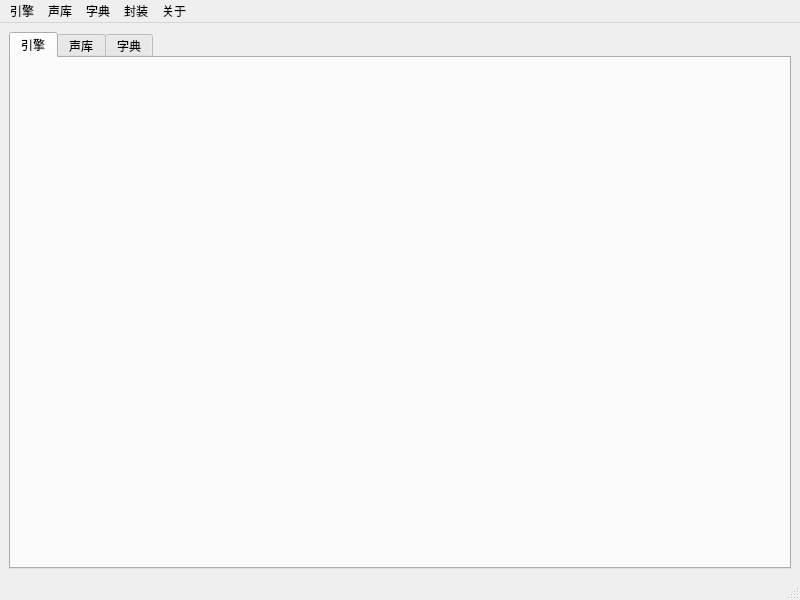
Qt form mainwindow.ui (Infinity-Voice-Synthesis/InfinityModuleTool) before a commit.
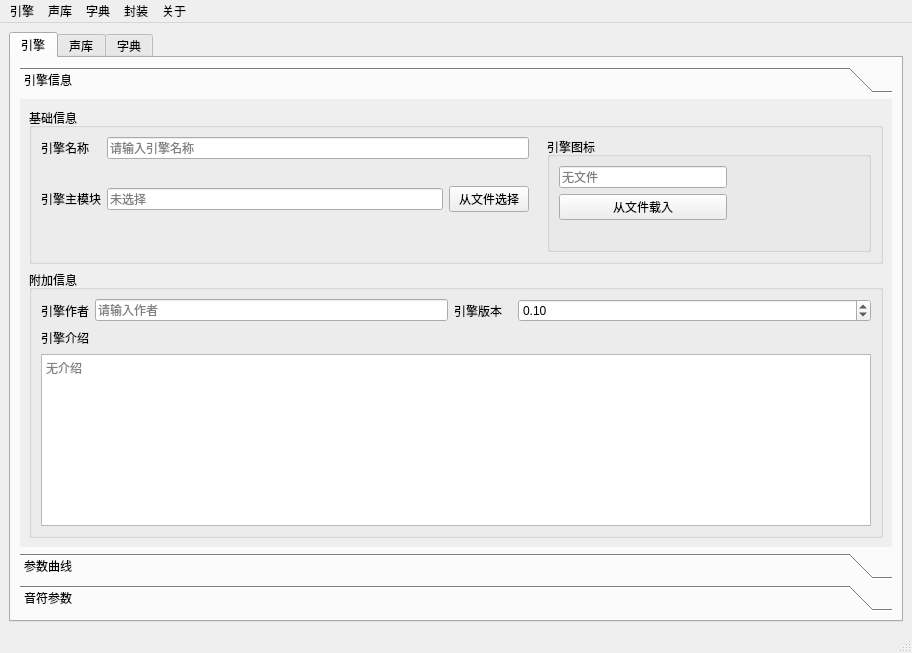
The same form after that commit. The open tabs and pages were chosen to show the change. Icons and pictures are not drawn. Custom widgets are drawn as their Qt base class.

The edit to the form file:
```diff
--- a/mainwindow.ui
+++ b/mainwindow.ui
@@ -6,8 +6,8 @@
    <rect>
     <x>0</x>
     <y>0</y>
-    <width>800</width>
-    <height>600</height>
+    <width>912</width>
+    <height>653</height>
    </rect>
   </property>
   <property name="windowTitle">
@@ -28,6 +28,484 @@
        <attribute name="title">
         <string>引擎</string>
        </attribute>
+       <layout class="QFormLayout" name="formLayout_2">
+        <item row="0" column="0" colspan="2">
+         <widget class="QToolBox" name="toolBox">
+          <property name="sizePolicy">
+           <sizepolicy hsizetype="Expanding" vsizetype="Expanding">
+            <horstretch>0</horstretch>
+            <verstretch>0</verstretch>
+           </sizepolicy>
+          </property>
+          <property name="currentIndex">
+           <number>0</number>
+          </property>
+          <widget class="QWidget" name="page">
+           <property name="geometry">
+            <rect>
+             <x>0</x>
+             <y>0</y>
+             <width>862</width>
+             <height>440</height>
+            </rect>
+           </property>
+           <attribute name="label">
+            <string>引擎信息</string>
+           </attribute>
+           <layout class="QVBoxLayout" name="verticalLayout">
+            <item>
+             <widget class="QGroupBox" name="groupBox_2">
+              <property name="title">
+               <string>基础信息</string>
+              </property>
+              <layout class="QGridLayout" name="gridLayout_3">
+               <item row="0" column="0">
+                <widget class="QLabel" name="label_2">
+                 <property name="text">
+                  <string>引擎名称</string>
+                 </property>
+                 <property name="buddy">
+                  <cstring>enginename</cstring>
+                 </property>
+                </widget>
+               </item>
+               <item row="3" column="0" colspan="5">
+                <spacer name="horizontalSpacer_4">
+                 <property name="orientation">
+                  <enum>Qt::Horizontal</enum>
+                 </property>
+                 <property name="sizeHint" stdset="0">
+                  <size>
+                   <width>500</width>
+                   <height>20</height>
+                  </size>
+                 </property>
+                </spacer>
+               </item>
+               <item row="4" column="0" colspan="5">
+                <spacer name="horizontalSpacer_5">
+                 <property name="orientation">
+                  <enum>Qt::Horizontal</enum>
+                 </property>
+                 <property name="sizeHint" stdset="0">
+                  <size>
+                   <width>500</width>
+                   <height>20</height>
+                  </size>
+                 </property>
+                </spacer>
+               </item>
+               <item row="2" column="0">
+                <widget class="QLabel" name="label_4">
+                 <property name="text">
+                  <string>引擎主模块</string>
+                 </property>
+                 <property name="buddy">
+                  <cstring>enginemain</cstring>
+                 </property>
+                </widget>
+               </item>
+               <item row="2" column="1">
+                <widget class="QLineEdit" name="enginemain">
+                 <property name="readOnly">
+                  <bool>true</bool>
+                 </property>
+                 <property name="placeholderText">
+                  <string>未选择</string>
+                 </property>
+                </widget>
+               </item>
+               <item row="2" column="2">
+                <widget class="QPushButton" name="loadenginemain">
+                 <property name="text">
+                  <string>从文件选择</string>
+                 </property>
+                </widget>
+               </item>
+               <item row="0" column="1" colspan="2">
+                <widget class="QLineEdit" name="enginename">
+                 <property name="placeholderText">
+                  <string>请输入引擎名称</string>
+                 </property>
+                </widget>
+               </item>
+               <item row="0" column="5" rowspan="5">
+                <widget class="QGroupBox" name="groupBox">
+                 <property name="sizePolicy">
+                  <sizepolicy hsizetype="Preferred" vsizetype="Expanding">
+                   <horstretch>0</horstretch>
+                   <verstretch>0</verstretch>
+                  </sizepolicy>
+                 </property>
+                 <property name="title">
+                  <string>引擎图标</string>
+                 </property>
+                 <layout class="QGridLayout" name="gridLayout_2">
+                  <item row="0" column="0">
+                   <widget class="QLineEdit" name="engineiconname">
+                    <property name="readOnly">
+                     <bool>true</bool>
+                    </property>
+                    <property name="placeholderText">
+                     <string>无文件</string>
+                    </property>
+                   </widget>
+                  </item>
+                  <item row="0" column="1" rowspan="3">
+                   <widget class="QIconWidget" name="engineicon" native="true">
+                    <property name="sizePolicy">
+                     <sizepolicy hsizetype="MinimumExpanding" vsizetype="Expanding">
+                      <horstretch>0</horstretch>
+                      <verstretch>0</verstretch>
+                     </sizepolicy>
+                    </property>
+                    <property name="minimumSize">
+                     <size>
+                      <width>50</width>
+                      <height>50</height>
+                     </size>
+                    </property>
+                   </widget>
+                  </item>
+                  <item row="1" column="0">
+                   <widget class="QPushButton" name="openengineicon">
+                    <property name="text">
+                     <string>从文件载入</string>
+                    </property>
+                   </widget>
+                  </item>
+                  <item row="2" column="0">
+                   <spacer name="horizontalSpacer_6">
+                    <property name="orientation">
+                     <enum>Qt::Horizontal</enum>
+                    </property>
+                    <property name="sizeHint" stdset="0">
+                     <size>
+                      <width>168</width>
+                      <height>20</height>
+                     </size>
+                    </property>
+                   </spacer>
+                  </item>
+                 </layout>
+                </widget>
+               </item>
+              </layout>
+             </widget>
+            </item>
+            <item>
+             <widget class="QGroupBox" name="groupBox_3">
+              <property name="title">
+               <string>附加信息</string>
+              </property>
+              <layout class="QGridLayout" name="gridLayout_4">
+               <item row="0" column="0">
+                <widget class="QLabel" name="label_3">
+                 <property name="sizePolicy">
+                  <sizepolicy hsizetype="Maximum" vsizetype="Preferred">
+                   <horstretch>0</horstretch>
+                   <verstretch>0</verstretch>
+                  </sizepolicy>
+                 </property>
+                 <property name="text">
+                  <string>引擎作者</string>
+                 </property>
+                 <property name="buddy">
+                  <cstring>engineauthor</cstring>
+                 </property>
+                </widget>
+               </item>
+               <item row="0" column="1">
+                <widget class="QLineEdit" name="engineauthor">
+                 <property name="placeholderText">
+                  <string>请输入作者</string>
+                 </property>
+                </widget>
+               </item>
+               <item row="0" column="2">
+                <widget class="QLabel" name="label_5">
+                 <property name="sizePolicy">
+                  <sizepolicy hsizetype="Maximum" vsizetype="Preferred">
+                   <horstretch>0</horstretch>
+                   <verstretch>0</verstretch>
+                  </sizepolicy>
+                 </property>
+                 <property name="text">
+                  <string>引擎版本</string>
+                 </property>
+                 <property name="buddy">
+                  <cstring>engineversion</cstring>
+                 </property>
+                </widget>
+               </item>
+               <item row="0" column="3">
+                <widget class="QDoubleSpinBox" name="engineversion">
+                 <property name="singleStep">
+                  <double>0.100000000000000</double>
+                 </property>
+                 <property name="value">
+                  <double>0.100000000000000</double>
+                 </property>
+                </widget>
+               </item>
+               <item row="1" column="0">
+                <widget class="QLabel" name="label_6">
+                 <property name="sizePolicy">
+                  <sizepolicy hsizetype="Maximum" vsizetype="Preferred">
+                   <horstretch>0</horstretch>
+                   <verstretch>0</verstretch>
+                  </sizepolicy>
+                 </property>
+                 <property name="text">
+                  <string>引擎介绍</string>
+                 </property>
+                 <property name="buddy">
+                  <cstring>engineinfor</cstring>
+                 </property>
+                </widget>
+               </item>
+               <item row="1" column="1">
+                <spacer name="horizontalSpacer">
+                 <property name="orientation">
+                  <enum>Qt::Horizontal</enum>
+                 </property>
+                 <property name="sizeHint" stdset="0">
+                  <size>
+                   <width>320</width>
+                   <height>20</height>
+                  </size>
+                 </property>
+                </spacer>
+               </item>
+               <item row="1" column="2">
+                <spacer name="horizontalSpacer_2">
+                 <property name="orientation">
+                  <enum>Qt::Horizontal</enum>
+                 </property>
+                 <property name="sizeType">
+                  <enum>QSizePolicy::Maximum</enum>
+                 </property>
+                 <property name="sizeHint" stdset="0">
+                  <size>
+                   <width>58</width>
+                   <height>20</height>
+                  </size>
+                 </property>
+                </spacer>
+               </item>
+               <item row="1" column="3">
+                <spacer name="horizontalSpacer_3">
+                 <property name="orientation">
+                  <enum>Qt::Horizontal</enum>
+                 </property>
+                 <property name="sizeHint" stdset="0">
+                  <size>
+                   <width>348</width>
+                   <height>20</height>
+                  </size>
+                 </property>
+                </spacer>
+               </item>
+               <item row="2" column="0" colspan="4">
+                <widget class="QPlainTextEdit" name="engineinfor">
+                 <property name="placeholderText">
+                  <string>无介绍</string>
+                 </property>
+                </widget>
+               </item>
+              </layout>
+             </widget>
+            </item>
+           </layout>
+          </widget>
+          <widget class="QWidget" name="page_2">
+           <property name="geometry">
+            <rect>
+             <x>0</x>
+             <y>0</y>
+             <width>862</width>
+             <height>440</height>
+            </rect>
+           </property>
+           <attribute name="label">
+            <string>参数曲线</string>
+           </attribute>
+           <layout class="QGridLayout" name="gridLayout_5">
+            <item row="0" column="0" colspan="5">
+             <widget class="QTableWidget" name="ewplist">
+              <property name="editTriggers">
+               <set>QAbstractItemView::NoEditTriggers</set>
+              </property>
+              <property name="alternatingRowColors">
+               <bool>true</bool>
+              </property>
+              <attribute name="horizontalHeaderCascadingSectionResizes">
+               <bool>true</bool>
+              </attribute>
+              <column>
+               <property name="text">
+                <string>名称</string>
+               </property>
+              </column>
+              <column>
+               <property name="text">
+                <string>最大值</string>
+               </property>
+              </column>
+              <column>
+               <property name="text">
+                <string>最小值</string>
+               </property>
+              </column>
+              <column>
+               <property name="text">
+                <string>默认值</string>
+               </property>
+              </column>
+             </widget>
+            </item>
+            <item row="1" column="0">
+             <widget class="QPushButton" name="ewpadd">
+              <property name="text">
+               <string>添加</string>
+              </property>
+             </widget>
+            </item>
+            <item row="1" column="1">
+             <widget class="QPushButton" name="ewpedit">
+              <property name="enabled">
+               <bool>false</bool>
+              </property>
+              <property name="text">
+               <string>编辑</string>
+              </property>
+             </widget>
+            </item>
+            <item row="1" column="2">
+             <widget class="QPushButton" name="ewpdel">
+              <property name="enabled">
+               <bool>false</bool>
+              </property>
+              <property name="text">
+               <string>删除</string>
+              </property>
+             </widget>
+            </item>
+            <item row="1" column="3">
+             <widget class="QPushButton" name="ewpup">
+              <property name="enabled">
+               <bool>false</bool>
+              </property>
+              <property name="text">
+               <string>上移</string>
+              </property>
+             </widget>
+            </item>
+            <item row="1" column="4">
+             <widget class="QPushButton" name="ewpdown">
+              <property name="enabled">
+               <bool>false</bool>
+              </property>
+              <property name="text">
+               <string>下移</string>
+              </property>
+             </widget>
+            </item>
+           </layout>
+          </widget>
+          <widget class="QWidget" name="page_3">
+           <attribute name="label">
+            <string>音符参数</string>
+           </attribute>
+           <layout class="QGridLayout" name="gridLayout_6">
+            <item row="0" column="0" colspan="5">
+             <widget class="QTableWidget" name="enplist">
+              <property name="enabled">
+               <bool>true</bool>
+              </property>
+              <property name="editTriggers">
+               <set>QAbstractItemView::NoEditTriggers</set>
+              </property>
+              <property name="alternatingRowColors">
+               <bool>true</bool>
+              </property>
+              <attribute name="horizontalHeaderCascadingSectionResizes">
+               <bool>true</bool>
+              </attribute>
+              <column>
+               <property name="text">
+                <string>名称</string>
+               </property>
+              </column>
+              <column>
+               <property name="text">
+                <string>最大值</string>
+               </property>
+              </column>
+              <column>
+               <property name="text">
+                <string>最小值</string>
+               </property>
+              </column>
+              <column>
+               <property name="text">
+                <string>默认值</string>
+               </property>
+              </column>
+             </widget>
+            </item>
+            <item row="1" column="0">
+             <widget class="QPushButton" name="enpadd">
+              <property name="text">
+               <string>添加</string>
+              </property>
+             </widget>
+            </item>
+            <item row="1" column="1">
+             <widget class="QPushButton" name="enpedit">
+              <property name="enabled">
+               <bool>false</bool>
+              </property>
+              <property name="text">
+               <string>编辑</string>
+              </property>
+             </widget>
+            </item>
+            <item row="1" column="2">
+             <widget class="QPushButton" name="enpdel">
+              <property name="enabled">
+               <bool>false</bool>
+              </property>
+              <property name="text">
+               <string>删除</string>
+              </property>
+             </widget>
+            </item>
+            <item row="1" column="3">
+             <widget class="QPushButton" name="enpup">
+              <property name="enabled">
+               <bool>false</bool>
+              </property>
+              <property name="text">
+               <string>上移</string>
+              </property>
+             </widget>
+            </item>
+            <item row="1" column="4">
+             <widget class="QPushButton" name="enpdown">
+              <property name="enabled">
+               <bool>false</bool>
+              </property>
+              <property name="text">
+               <string>下移</string>
+              </property>
+             </widget>
+            </item>
+           </layout>
+          </widget>
+         </widget>
+        </item>
+       </layout>
       </widget>
       <widget class="QWidget" name="database">
        <attribute name="title">
@@ -188,7 +666,7 @@
     <rect>
      <x>0</x>
      <y>0</y>
-     <width>800</width>
+     <width>912</width>
      <height>26</height>
     </rect>
    </property>
@@ -326,6 +804,14 @@
    </property>
   </action>
  </widget>
+ <customwidgets>
+  <customwidget>
+   <class>QIconWidget</class>
+   <extends>QWidget</extends>
+   <header location="global">qiconwidget.h</header>
+   <container>1</container>
+  </customwidget>
+ </customwidgets>
  <resources>
   <include location="src.qrc"/>
  </resources>
```
Left out of the diff: 2 changed lines with no effect on the pictures.
